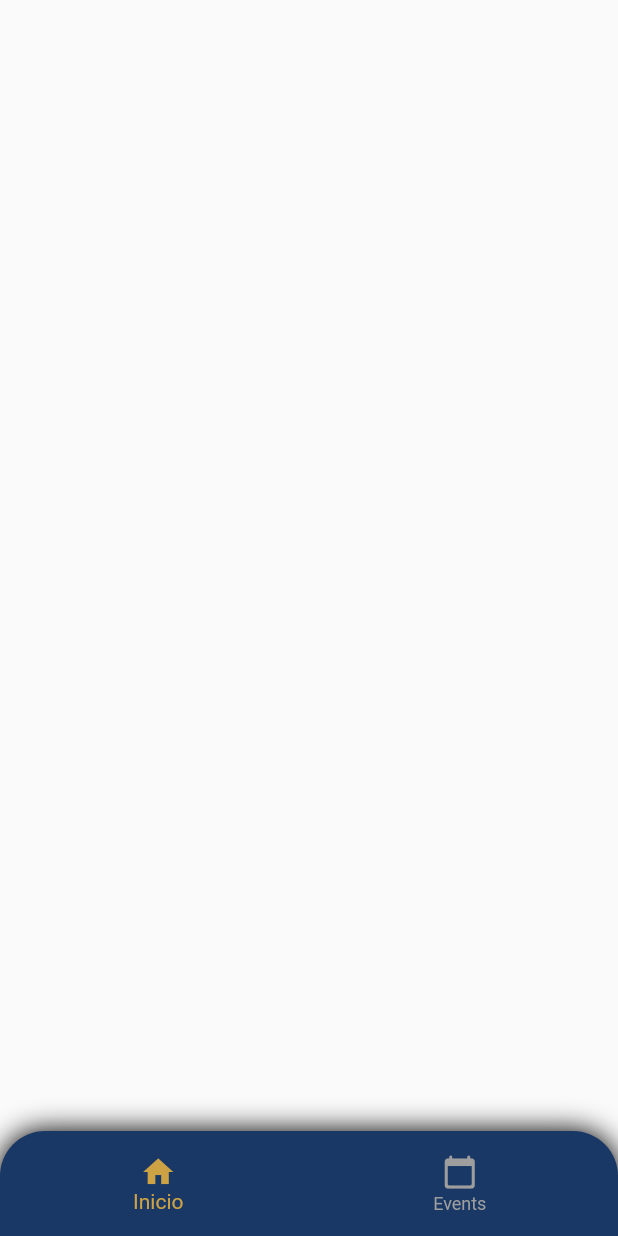
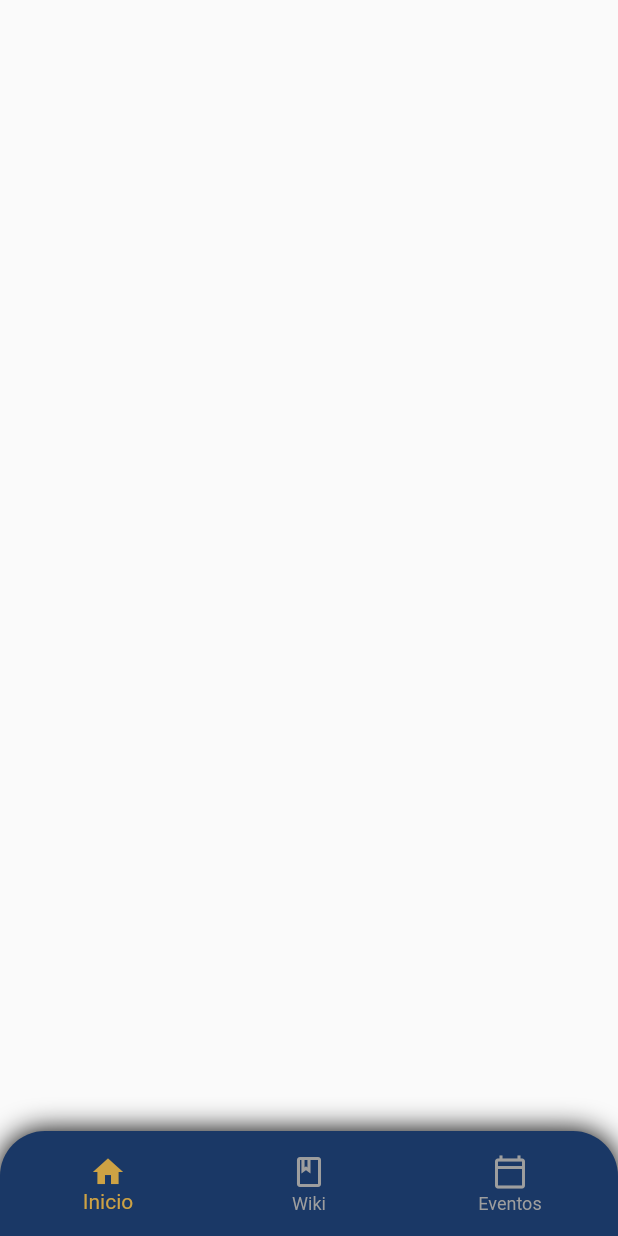
Before and after one commit to Alan7829/Brawlteca, a Flutter app: the screen it shows after launch, on a phone screen of 412 x 824 dp. Run offline on Flutter 3.47's test engine with Material 2 defaults, Android fonts, the phone set to English and light mode, and no system bars.

Commit message:
Add a BottomNavigationBarItem

```diff
--- a/lib/src/pages/main_page.dart
+++ b/lib/src/pages/main_page.dart
@@ -47,6 +47,8 @@ class _MainPageState extends State<MainPage> {
               child: BottomNavigationBar(
                 elevation: 0,
                 backgroundColor: Colors.transparent,
+                type: BottomNavigationBarType.fixed,
+                // landscapeLayout: BottomNavigationBarLandscapeLayout.spread,
                 onTap: (index) {
                   setState(() {
                     _currentIndex = index;
@@ -57,14 +59,25 @@ class _MainPageState extends State<MainPage> {
                 currentIndex: _currentIndex,
                 items: [
                   BottomNavigationBarItem(
-                    icon: Icon(Icons.home),
+                    icon: Icon(Icons.home_outlined),
                     activeIcon: Icon(Icons.home),
                     label: 'Inicio',
                   ),
                   BottomNavigationBarItem(
-                    icon: Icon(Icons.calendar_today_rounded),
-                    label: 'Events',
-                  )
+                    icon: Icon(Icons.book_outlined),
+                    activeIcon: Icon(Icons.book_rounded),
+                    label: 'Wiki',
+                  ),
+                  BottomNavigationBarItem(
+                    icon: Icon(Icons.calendar_today_outlined),
+                    activeIcon: Icon(Icons.calendar_today),
+                    label: 'Eventos',
+                  ),
+                  // BottomNavigationBarItem(
+                  //   icon: Icon(Icons.home),
+                  //   activeIcon: Icon(Icons.home),
+                  //   label: 'Inicio',
+                  // ),
                 ],
               ),
             ),
```
